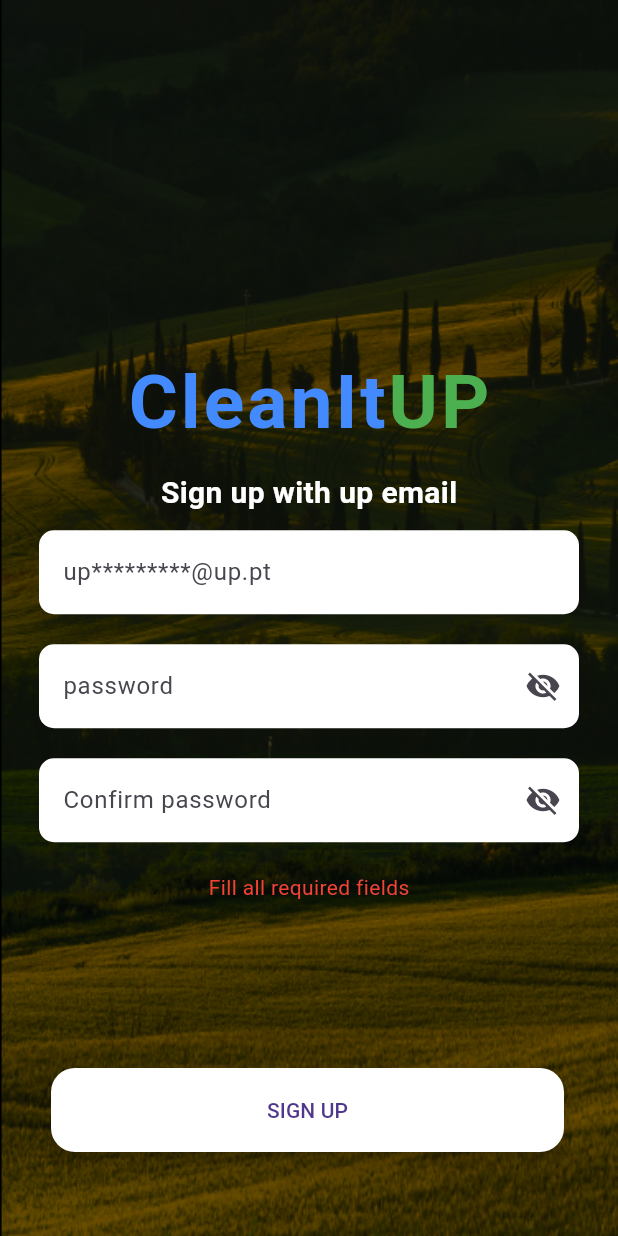
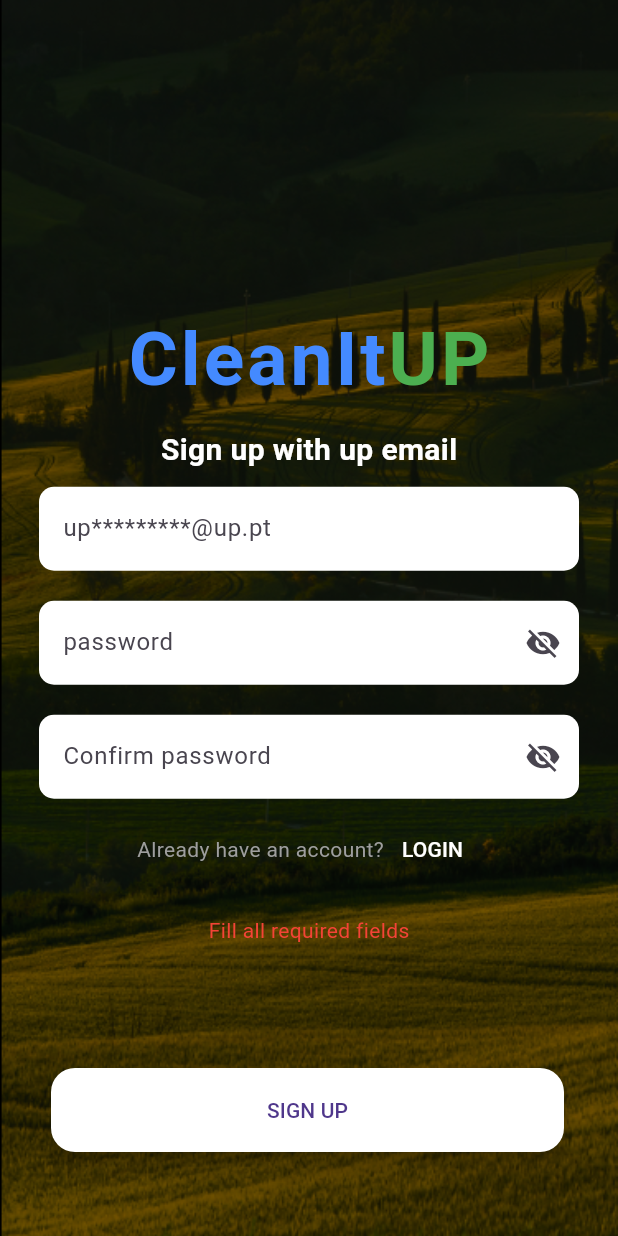
Before and after one commit to mariajvieira/CleanItUP, a Flutter app: the SignUp screen opened directly, after a tap on "SIGN UP", on a phone screen of 412 x 824 dp. Run offline on Flutter 3.47's test engine with Material 3 defaults, Android fonts, the phone set to English and light mode, and no system bars; our stand-ins replace geolocator, sqflite; accounts and stored records are empty; Roboto replaces fonts that are missing (Roboto-Bold, Roboto-Regular).

Commit message:
SignUp Screen Improvement

```diff
--- a/projeto/lib/screens/signup_screen.dart
+++ b/projeto/lib/screens/signup_screen.dart
@@ -30,7 +30,7 @@ class _SignUpState extends State<SignUp> {
       if (username.text.isEmpty || password.text.isEmpty || confirm_password.text.isEmpty){
         errorMessage = "Fill all required fields";
       } else if (password.text!=confirm_password.text) {
-        errorMessage = "Password fields do not match";  // Specific message for username validation
+        errorMessage = "Passwords do not match";  // Specific message for username validation
       } else if (!username.text.endsWith('@up.pt')) {
         errorMessage = "Invalid username";  // Specific message for username validation
       }
@@ -154,6 +154,31 @@ class _SignUpState extends State<SignUp> {
                           ),
                         ),
                         const SizedBox(height: 10.0,),
+                        Row(
+                          mainAxisAlignment: MainAxisAlignment.center,
+                          children: [
+                            const Text("Already have an account?",
+                              style: TextStyle(
+                                color: Colors.grey,
+                                fontFamily: 'Roboto-Regular',
+                              ),
+                            ),
+                            TextButton(
+                                onPressed: () {
+                                  //Navigate to sign up
+                                  Navigator.push(
+                                      context,
+                                      MaterialPageRoute(
+                                          builder: (context) => const Login()));
+                                },
+                                child: const Text("LOGIN",
+                                  style: TextStyle(
+                                    color: Colors.white,
+                                    fontFamily: 'Roboto-Regular',
+                                  ),))
+                          ],
+                        ),
+                        const SizedBox(height: 10.0,),
 
                         if (isSignUpFailed)
                           Padding(
```
